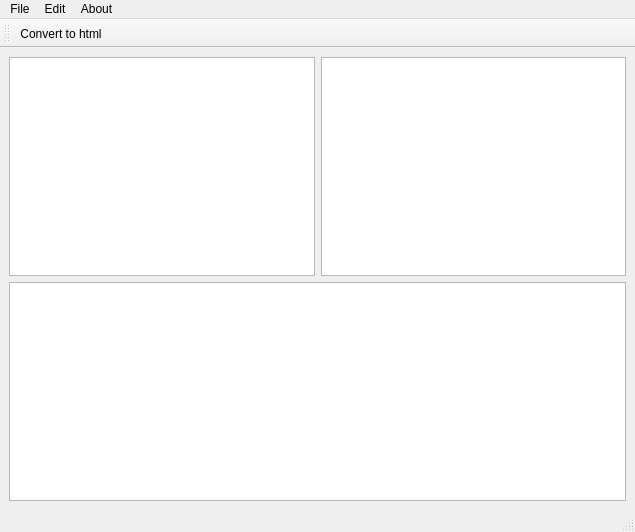
Qt form src/forms/mainwindow.ui (pavelkral/mdedit) before a commit.
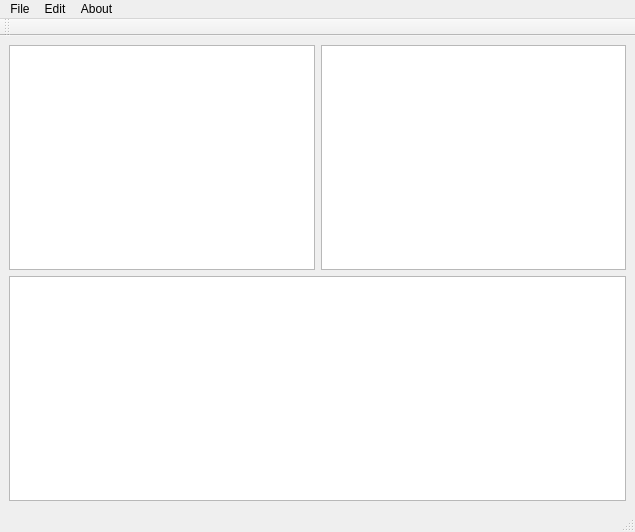
The same form after that commit. Icons and pictures are not drawn.

Commit message:
Enhances Markdown to HTML conversion
Improves the Markdown to HTML conversion process by adding code block and inline code formatting, heading, emphasis, link, and list support.

Adds Fusion style to the application.

Removes unused action from the UI and cleans up UI styles.

Patch:
```diff
--- a/src/forms/mainwindow.ui
+++ b/src/forms/mainwindow.ui
@@ -80,7 +80,6 @@
    <attribute name="toolBarBreak">
     <bool>false</bool>
    </attribute>
-   <addaction name="actionTohtml"/>
   </widget>
   <action name="actionFileOpen">
    <property name="text">
```
The commit also changes 2 other files.
